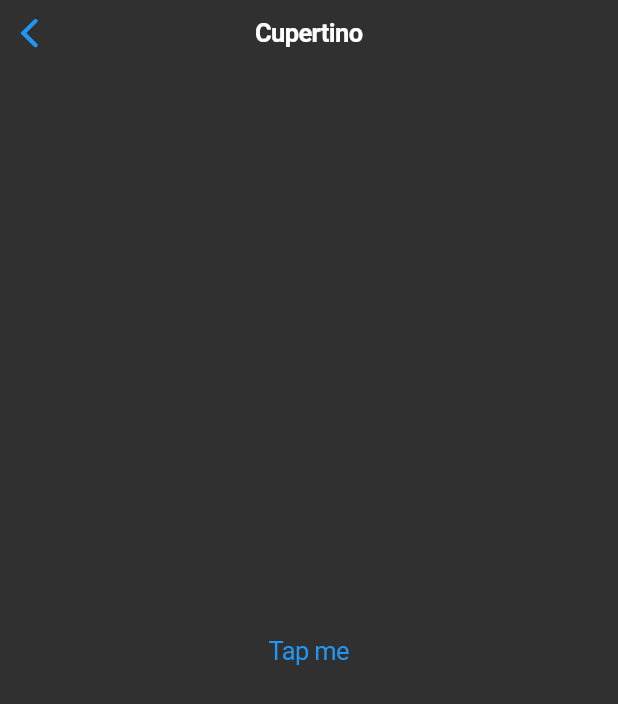
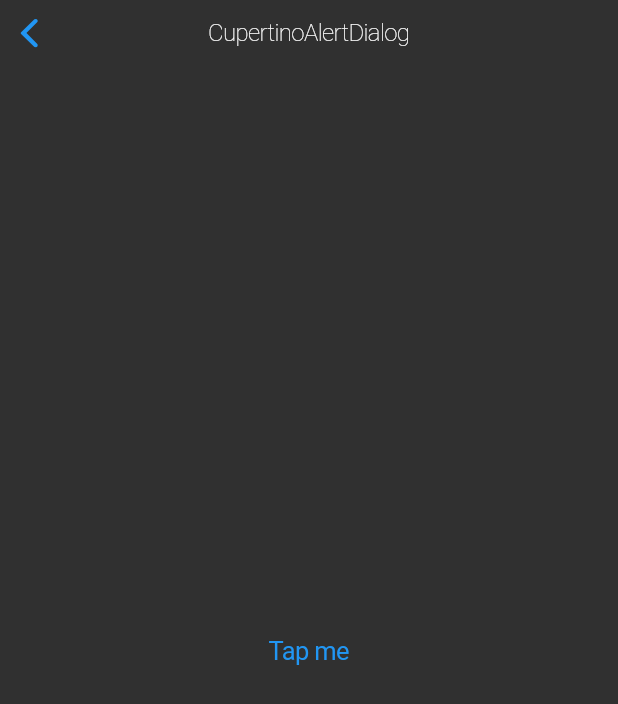
Before and after one commit to hiroyuki12/flutter_my_app, a Flutter app: the MyCupertinoAlertDialog screen opened directly, on a phone screen of 412 x 824 dp. Shown: the top 704 px of the screen. Run offline on Flutter 3.47's test engine with Material 2 defaults, Android fonts, the phone set to English and light mode, and no system bars; our stand-ins replace device_info.

Commit message:
change font CupertinoAlertDialog

```diff
--- a/lib/pages/Cupertino/CupertinoAlertDialog.dart
+++ b/lib/pages/Cupertino/CupertinoAlertDialog.dart
@@ -8,11 +8,17 @@ class MyCupertinoAlertDialog extends StatefulWidget {
 }
 
 class _State extends State<MyCupertinoAlertDialog> {
+  var titleTextStyle = new TextStyle(
+  fontWeight: FontWeight.w100,
+  decoration: TextDecoration.none,
+  fontSize: 16,
+  color: CupertinoColors.white);
+
   @override
   Widget build(BuildContext context) {
     return CupertinoPageScaffold(
       navigationBar: CupertinoNavigationBar(
-        middle: Text("Cupertino", style: new TextStyle(color: CupertinoColors.white)),
+        middle: Text("CupertinoAlertDialog", style: titleTextStyle),
         backgroundColor: const Color(0xff333333),
       ),
       child: Center(
@@ -28,13 +34,13 @@ class _State extends State<MyCupertinoAlertDialog> {
                         CupertinoDialogAction(
                           child: Text("No"),
                           onPressed: () {
-                            // TODO: do something in here
+                            Navigator.pop(context);
                           },
                         ),
                         CupertinoDialogAction(
                           child: Text("Yes"),
                           onPressed: () {
-                            // TODO: do something in here
+                            Navigator.pop(context);
                           },
                           isDestructiveAction: true,
                         ),
@@ -42,7 +48,7 @@ class _State extends State<MyCupertinoAlertDialog> {
                     );
                   });
             },
-          child: Text("Tap me"),
+          child: Text("Tap me",),
         ),
       ),
     );
```
